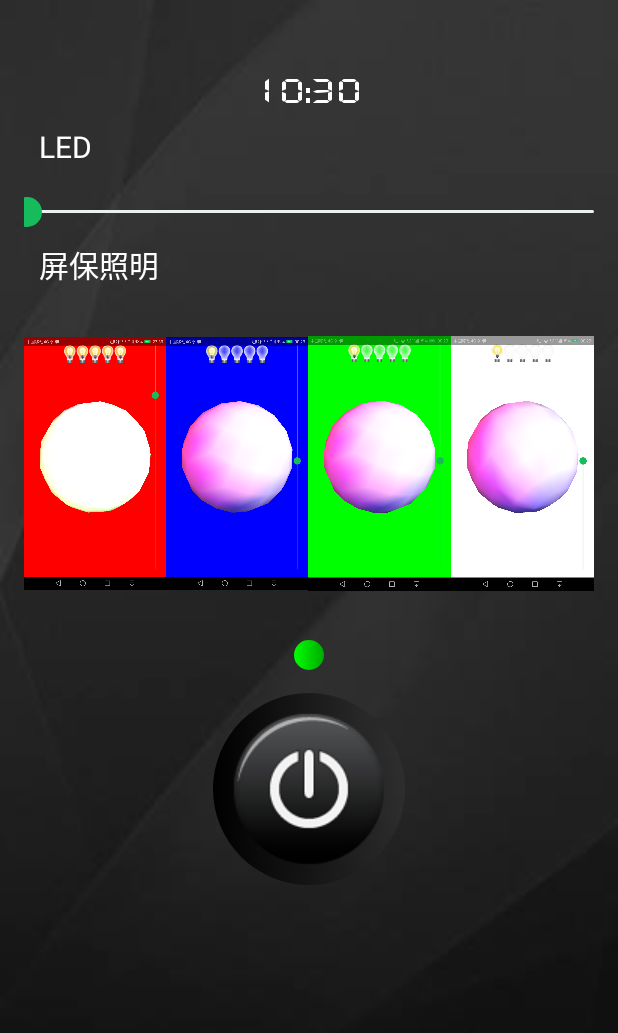
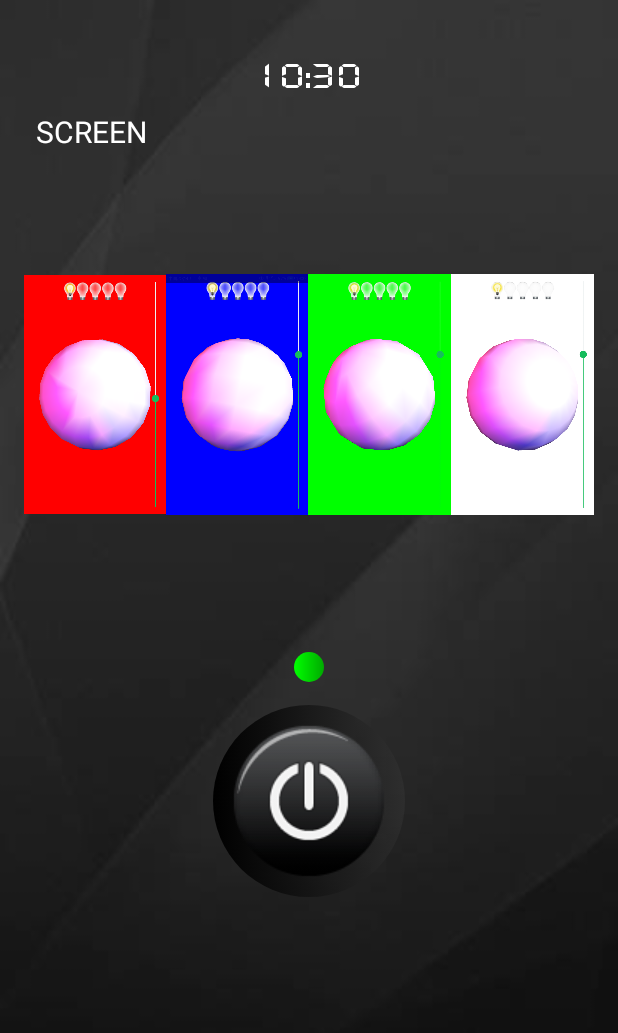
Before and after one commit to amikoj/FlashLight, an Android app: the screen it shows after launch (MainActivity), on a phone screen of 412 x 824 dp. Shown: the top 1033 px of the screen. Run offline under Robolectric (Android 15) with nearby library versions, the phone set to English and light mode, and no system bars.

Commit message:
出版上线.

```diff
--- a/app/src/main/java/enjoytoday/com/MainActivity.java
+++ b/app/src/main/java/enjoytoday/com/MainActivity.java
@@ -14,6 +14,7 @@ import android.graphics.Typeface;
 import android.os.Build;
 import android.os.Bundle;
 import android.os.Handler;
+import android.os.HandlerThread;
 import android.os.Message;
 
 import android.preference.PreferenceManager;
@@ -26,7 +27,6 @@ import android.widget.Gallery;
 import android.widget.ImageView;
 import android.widget.SeekBar;
 import android.widget.TextView;
-import android.widget.Toast;
 
 import com.umeng.analytics.MobclickAgent;
 
@@ -42,6 +42,7 @@ public class MainActivity extends Activity  implements  LambStateChangeListener{
 
 
     protected final int TIMER_CHANGED_TICK=10000;
+    protected final int DELAYED_LOADING=10001;
     private FlashLight flashLight;
     private TextView timerTextView;
     private ImageView controlImageView;
@@ -51,20 +52,25 @@ public class MainActivity extends Activity  implements  LambStateChangeListener{
     private SeekBarChangListener onSeekBarChangeListener;
     private SharedPreferences sharedPreferences;
 
-
-
     protected Handler mHandler=new Handler(){
 
         @Override
         public void handleMessage(Message msg) {
 
             if (msg.what==TIMER_CHANGED_TICK){
+                MainActivity.this.runOnUiThread(new Runnable() {
+                    @Override
+                    public void run() {
                         long times=System.currentTimeMillis();
                         String formatTimes=formatTimes(times);
                         timerTextView.setText(formatTimes);
                     }
+                });
+
+
             }
-    };
+        }
+    };;
 
 
     /**
@@ -85,6 +91,9 @@ public class MainActivity extends Activity  implements  LambStateChangeListener{
         this.requestWindowFeature(Window.FEATURE_NO_TITLE);
         getWindow().setFlags(WindowManager.LayoutParams.FLAG_FULLSCREEN, WindowManager.LayoutParams.FLAG_FULLSCREEN);
         setContentView(R.layout.activity_main);
+
+
+
         initViews();
 
 
@@ -105,41 +114,58 @@ public class MainActivity extends Activity  implements  LambStateChangeListener{
 
 
 
-        typeface= Typeface.createFromAsset(this.getAssets(),"fonts/timer.ttf");
+
+
+        new Thread(){
+            @Override
+            public void run() {
+
+                timerChangedReceiver=new TimerChangedReceiver(MainActivity.this);
+                onSeekBarChangeListener=new SeekBarChangListener(MainActivity.this,100);
+                MobclickAgent.setScenarioType(MainActivity.this, MobclickAgent.EScenarioType.E_UM_NORMAL);
+                typeface= Typeface.createFromAsset(MainActivity.this.getAssets(),"fonts/timer.ttf");
                 timerTextView.setTypeface(typeface);
 
-
-        timerChangedReceiver=new TimerChangedReceiver(this);
-        onSeekBarChangeListener=new SeekBarChangListener(this);
+                flashLight= FlashLightFactory.creatFlashLight();
 
                 IntentFilter intentFilter=new IntentFilter();
                 intentFilter.addAction(Intent.ACTION_TIME_TICK);
                 registerReceiver(timerChangedReceiver,intentFilter);
+
                 seekBar.setMax(255);
                 seekBar.setOnSeekBarChangeListener(onSeekBarChangeListener);
 
+
                 if (Build.VERSION.SDK_INT>=21) {
-            controlImageView.setBackground(this.getDrawable(R.drawable.lamb_background));
+                    controlImageView.setBackground(MainActivity.this.getDrawable(R.drawable.lamb_background));
                 }else {
-            controlImageView.setBackground(this.getResources().getDrawable(R.drawable.lamb_background));
+                    controlImageView.setBackground(MainActivity.this.getResources().getDrawable(R.drawable.lamb_background));
                 }
+
+                flashLight.turnNormalLightOn(MainActivity.this);
+
+                if (flashLight!=null){
+                    flashLight.setLambStateChangeListener(MainActivity.this);
+                }else {
+                    LogUtils.setDebug("flashLight is null.");
+                }
+
+
+            }
+        }.start();
+
+
 
         /**
          * refresh.
          */
         Message.obtain(mHandler,TIMER_CHANGED_TICK).sendToTarget();
+        Message message=Message.obtain(mHandler,DELAYED_LOADING);
+
+        mHandler.sendMessageDelayed(message,1000);
 
 
-        MobclickAgent.setScenarioType(this, MobclickAgent.EScenarioType.E_UM_NORMAL);
-        flashLight= FlashLightFactory.creatFlashLight();
-        flashLight.turnNormalLightOn(this);
 
-        if (flashLight!=null){
-            LogUtils.setDebug("flashLight is not null");
-            flashLight.setLambStateChangeListener(this);
-        }else {
-            LogUtils.setDebug("flashLight is null.");
-        }
 
 
 
@@ -179,9 +205,7 @@ public class MainActivity extends Activity  implements  LambStateChangeListener{
         int oldBright=sharedPreferences.getInt("bright",-1);
         //获取当前亮度的位置
         int a = LightUtils.getScreenBrightness(this);
-        LogUtils.setDebug("oldBright="+oldBright+",a="+a);
         if (a!=oldBright && oldBright!=-1){
-            LogUtils.setDebug("a ! = oldbright.");
             LightUtils.setBrightness(this,oldBright);
             a=oldBright;
         }
@@ -256,7 +280,6 @@ public class MainActivity extends Activity  implements  LambStateChangeListener{
 
 
 
-
 }
 
 
--- a/app/src/main/java/enjoytoday/com/SeekBarChangListener.java
+++ b/app/src/main/java/enjoytoday/com/SeekBarChangListener.java
@@ -15,29 +15,40 @@ import enjoytoday.com.utils.LightUtils;
  * seekBar 改变监听
  */
 public class SeekBarChangListener implements SeekBar.OnSeekBarChangeListener{
-    private Activity activity;
+    private final Activity activity;
     private int minLimit=10;
+
+    private int light=0;
 
     public SeekBarChangListener(Activity activity){
         this.activity=activity;
+        light=LightUtils.getScreenBrightness(activity);
     }
 
     public SeekBarChangListener(Activity activity,int minLimit){
         this.minLimit=minLimit;
         this.activity=activity;
+        light=LightUtils.getScreenBrightness(activity);
     }
 
 
     @Override
-    public void onProgressChanged(SeekBar seekBar, int progress, boolean fromUser) {
+    public void onProgressChanged(SeekBar seekBar, final int progress, boolean fromUser) {
         /**
          * seekBar change.
          */
-        if (progress < minLimit) {
-            return;
-        } else {
-            LightUtils.setBrightness(activity, progress);
-        }
+
+
+      if (Math.abs(progress-light)>30){
+               light=progress;
+               LightUtils.setBrightness(activity, progress);
+       }else {
+          return;
+      }
+
+
+
+
     }
 
     @Override
--- a/app/src/main/java/enjoytoday/com/utils/LightUtils.java
+++ b/app/src/main/java/enjoytoday/com/utils/LightUtils.java
@@ -12,6 +12,9 @@ import android.view.WindowManager;
  */
 
 public class LightUtils {
+
+    private static   Activity activity;
+
     /**
      * 获取屏幕的亮度
      *
@@ -19,6 +22,8 @@ public class LightUtils {
      * @return
      */
     public static int getScreenBrightness(Activity activity) {
+
+
         int nowBrightnessValue = 0;
         ContentResolver resolver = activity.getContentResolver();
         try {
--- a/app/src/main/java/enjoytoday/com/views/MySurfaceView.java
+++ b/app/src/main/java/enjoytoday/com/views/MySurfaceView.java
@@ -13,15 +13,11 @@ public class MySurfaceView extends GLSurfaceView{
 
     private final float TOUCH_SCALE_FACTOR = 180.0f/320;//角度缩放比例
     private SceneRenderer mRenderer;//场景渲染器
-    private float mPreviousY;//上次的触控位置Y坐标
-    private float mPreviousX;//上次的触控位置Y坐标
-    boolean openLightFlag=true;//开灯标记，false为关灯，true为开灯
-    public int openLightNum=3;         //开灯数量标记，1为一盏灯，2，为两盏灯...
+    public int openLightNum=2;         //开灯数量标记，1为一盏灯，2，为两盏灯...
     private String color;
 
 
     private Handler mHandler=new Handler();
-    private boolean isStop=false;
     private Thread animationThread=new Thread(){
         @Override
         public void run() {
--- a/app/src/main/res/layout/activity_main.xml
+++ b/app/src/main/res/layout/activity_main.xml
@@ -18,7 +18,7 @@
     <LinearLayout
         android:layout_width="match_parent"
         android:layout_weight="1"
-        android:layout_marginTop="30dip"
+        android:layout_marginTop="20dip"
         android:orientation="vertical"
         android:layout_height="0dip">
         <LinearLayout
@@ -44,8 +44,9 @@
 
                 <TextView
                     android:layout_marginTop="10dip"
-                    android:layout_marginLeft="10dip"
-                    android:text="LED "
+                    android:layout_marginLeft="8dip"
+                    android:text="@string/led_text"
+                    android:visibility="gone"
                     android:textSize="20dip"
                     android:textColor="#ffffff"
                     android:layout_width="wrap_content"
@@ -53,22 +54,22 @@
 
                 <SeekBar
                     android:id="@+id/light_seek"
-                    android:layout_marginTop="20dip"
+                    android:layout_marginTop="15dip"
                     android:max="255"
-                    android:progress="30"
+                    android:progress="60"
+                    android:visibility="gone"
                     android:maxHeight="2dp"
                     android:minHeight="2dp"
                     android:progressDrawable="@drawable/layer_progress"
                     android:thumb="@drawable/shape_circle"
-                    android:fitsSystemWindows="true"
                     android:layout_width="match_parent"
                     android:layout_height="wrap_content" />
 
 
             <TextView
                 android:layout_marginTop="10dip"
-                android:layout_marginLeft="10dip"
-                android:text="屏保照明 "
+                android:layout_marginLeft="8dip"
+                android:text="@string/screen_light_text"
                 android:textSize="20dip"
                 android:textColor="#ffffff"
                 android:layout_width="wrap_content"
@@ -78,6 +79,7 @@
             <LinearLayout
                 android:orientation="horizontal"
                 android:weightSum="4"
+                android:layout_marginTop="15dip"
                 android:layout_width="match_parent"
                 android:layout_height="match_parent">
 
@@ -119,12 +121,6 @@
                     android:onClick="click"
                     android:layout_height="match_parent" />
 
-
-
-
-
-
-
             </LinearLayout>
 
         </LinearLayout>
@@ -134,6 +130,7 @@
     <LinearLayout
         android:layout_width="match_parent"
         android:layout_weight="1"
+        android:layout_marginTop="25dip"
         android:orientation="vertical"
         android:gravity="center_horizontal"
         android:layout_height="0dip">
--- a/app/src/main/res/layout/screen_light.xml
+++ b/app/src/main/res/layout/screen_light.xml
@@ -23,7 +23,7 @@
         android:layout_width="wrap_content"
         android:layout_height="50dip"
         android:max="5"
-        android:rating="1"
+        android:rating="2"
         >
     </RatingBar>
 
--- a/app/src/main/res/values/strings.xml
+++ b/app/src/main/res/values/strings.xml
@@ -1,3 +1,7 @@
 <resources>
     <string name="app_name">FlashLight</string>
+
+    <string name="led_text">LIGHT</string>
+
+    <string name="screen_light_text">SCREEN</string>
 </resources>
--- a/app/src/main/res/values/styles.xml
+++ b/app/src/main/res/values/styles.xml
@@ -5,4 +5,5 @@
         <item name="android:windowIsTranslucent">true</item>
     </style>
 
+
 </resources>
```
Also changed, not shown: app/src/main/java/enjoytoday/com/ScreenLightActivity.java (+2 -5 lines), app/src/main/res/drawable/blue.png, app/src/main/res/drawable/green.png, app/src/main/res/drawable/ic_launcher.png, app/src/main/res/drawable/red.png, app/src/main/res/drawable/white.png, 2 other files. Lines whose indentation alone changed are shown as unchanged.
